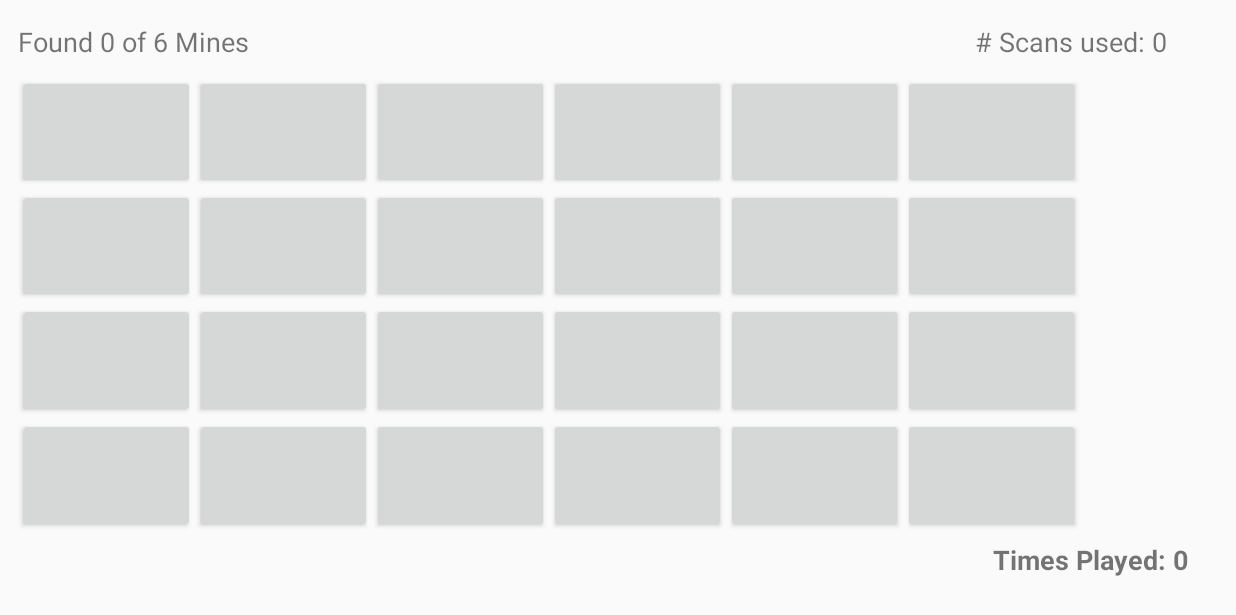
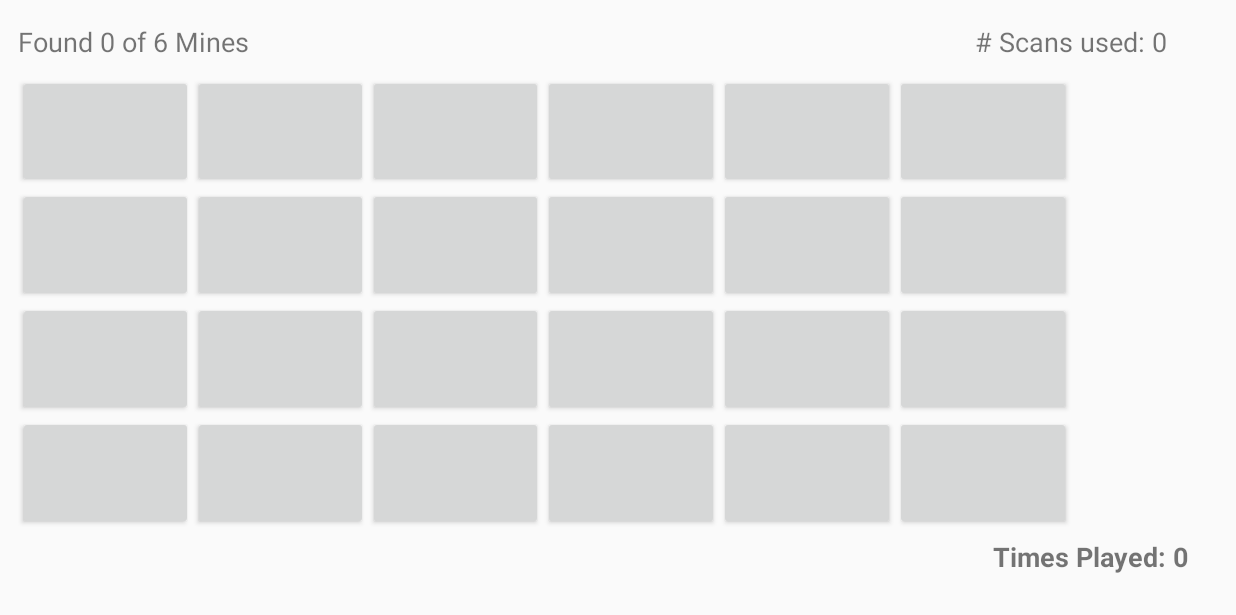
Before and after one commit to Debugx-x/Impostors, an Android app: the game screen opened directly, with no data from a screen before it, on a phone screen of 824 x 412 dp (held sideways). Shown: the top 615 px of the screen. Run offline under Robolectric (Android 15) with nearby library versions, the phone set to English and light mode, and no system bars.

Commit message:
[vaibhav] Fixed runtime crashes with option.java

```diff
--- a/app/src/main/res/layout/activity_game.xml
+++ b/app/src/main/res/layout/activity_game.xml
@@ -7,8 +7,8 @@
 
     <TableLayout
         android:id="@+id/buttontable"
-        android:layout_width="708dp"
-        android:layout_height="305dp"
+        android:layout_width="702dp"
+        android:layout_height="303dp"
         android:layout_alignParentStart="true"
         android:layout_alignParentTop="true"
         android:layout_centerHorizontal="true"
--- a/app/src/main/res/layout/activity_option.xml
+++ b/app/src/main/res/layout/activity_option.xml
@@ -26,7 +26,6 @@
         android:layout_toEndOf="@+id/textView6"
         android:ems="10"
         android:inputType="number"
-        android:text="6"
         android:textAlignment="center" />
 
     <EditText
@@ -39,7 +38,6 @@
         android:layout_toEndOf="@+id/textView5"
         android:ems="10"
         android:inputType="number"
-        android:text="6"
         android:textAlignment="center" />
 
     <TextView
@@ -107,6 +105,5 @@
         android:layout_toEndOf="@+id/textView4"
         android:ems="10"
         android:inputType="number"
-        android:text="4"
         android:textAlignment="center" />
 </RelativeLayout>
```
Also changed, not shown: app/src/main/java/com/vaibhavs/MineSweeper/UI/option.java (+4 -4 lines).
